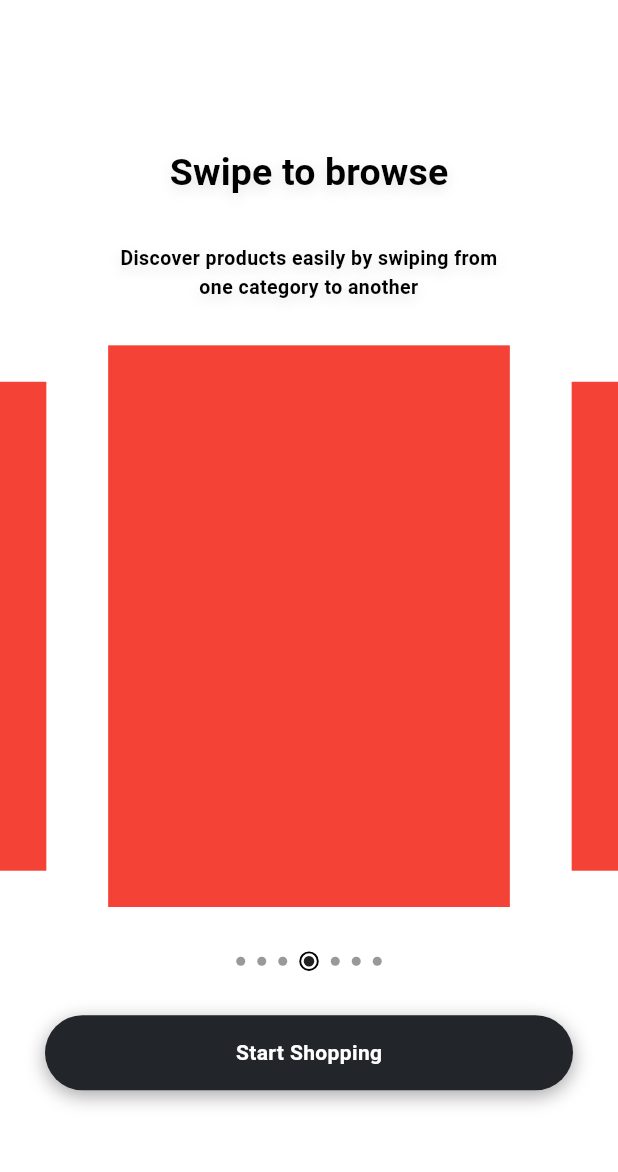
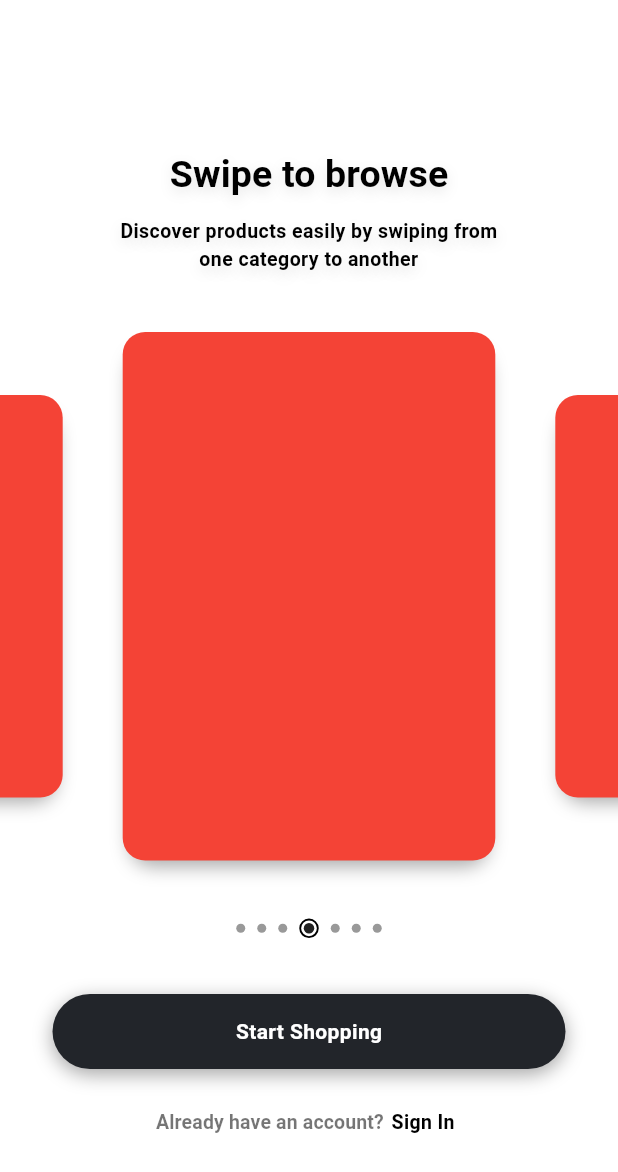
Before and after one commit to stdxpe/ecommerce-project, a Flutter app: the screen it shows after launch, after a tap on "Continue with Facebook", on a phone screen of 412 x 824 dp. Shown: the top 1172 px of the screen. Run offline on Flutter 3.47's test engine with Material 3 defaults, Android fonts, the phone set to English and light mode, and no system bars; drawn by our look-alikes of carousel_slider; our stand-ins replace google_fonts; Roboto replaces fonts that are missing (Helvetica); project files that could hold a hidden picture were left out.

Commit message:
sign in screen configuration

```diff
--- a/lib/ui/screens/onboarding_screen.dart
+++ b/lib/ui/screens/onboarding_screen.dart
@@ -1,5 +1,6 @@
 import 'package:carousel_slider/carousel_slider.dart';
 import 'package:ecommerce_project/ui/screens/sign_in_screen.dart';
+import 'package:ecommerce_project/ui/widgets/button_already_have_account.dart';
 import 'package:ecommerce_project/ui/widgets/button_main.dart';
 import 'package:ecommerce_project/ui/widgets/platform_adaptive_widgets/platform_adaptive_navigator.dart';
 import 'package:ecommerce_project/ui/widgets/switch_indexer_dots.dart';
@@ -8,7 +9,7 @@ import 'package:ecommerce_project/utilities/k_text_styles.dart';
 import 'package:flutter/material.dart';
 
 class OnboardingScreen extends StatelessWidget {
-  OnboardingScreen({super.key});
+  const OnboardingScreen({super.key});
 
   @override
   Widget build(BuildContext context) {
@@ -16,48 +17,59 @@ class OnboardingScreen extends StatelessWidget {
 
     return Scaffold(
       backgroundColor: Colors.white,
-      body: Center(
-        child: SizedBox(
-          width: size.width,
-          height: size.height * 0.8,
+      body: Padding(
+        padding: const EdgeInsets.fromLTRB(0, 80, 0, 40),
         child: Column(
-            mainAxisAlignment: MainAxisAlignment.spaceAround,
+          mainAxisAlignment: MainAxisAlignment.spaceEvenly,
           crossAxisAlignment: CrossAxisAlignment.center,
           mainAxisSize: MainAxisSize.max,
+          children: [
+            // const SizedBox(height: 60),
+            Column(
               children: [
                 Text(
                   Constants.kStringBrowseTitle,
                   style: kTitleMidSizeHelveticaDarkTextStyle,
                 ),
+                const SizedBox(height: 10),
                 Text(
                   Constants.kStringBrowseSubtitle,
                   style: kSubtitleHelveticaDarkTextStyle,
                   textAlign: TextAlign.center,
                 ),
+              ],
+            ),
+            // const SizedBox(height: 20),
             CarouselSlider.builder(
               itemCount: 15,
               options: CarouselOptions(
                 autoPlay: true,
                 enlargeCenterPage: true,
-                  viewportFraction: 0.75,
+                viewportFraction: 0.7,
                 enableInfiniteScroll: true,
                 enlargeStrategy: CenterPageEnlargeStrategy.height,
-                  aspectRatio: 1.1,
+                aspectRatio: 1.05,
                 autoPlayInterval: const Duration(seconds: 4),
                 autoPlayAnimationDuration: const Duration(milliseconds: 800),
                 autoPlayCurve: Curves.fastOutSlowIn,
-                  enlargeFactor: 0.3,
+                enlargeFactor: 0.4,
                 scrollDirection: Axis.horizontal,
               ),
               itemBuilder:
                   (BuildContext context, int itemIndex, int pageViewIndex) =>
                       Container(
+                margin: const EdgeInsetsDirectional.all(20),
                 height: size.height * 0.35,
                 width: size.width * 0.65,
+                decoration: BoxDecoration(
+                  borderRadius: BorderRadius.circular(15),
                   color: Colors.red,
+                  boxShadow: [kBoxShadowContainer],
+                ),
               ),
             ),
             const SwitchIndexerDots(listItemCount: 6, currentIndex: 3),
+            const SizedBox(height: 0),
             ButtonMain(
               onPressed: () {
                 PlatformAdaptiveNavigator().push(context, SignInScreen());
@@ -66,8 +78,12 @@ class OnboardingScreen extends StatelessWidget {
               buttonColor: const Color(0xFF22252A),
               text: Constants.kStringButtonStartShopping,
             ),
+            ButtonAlreadyHaveAccount(
+              onPressed: () {},
+              textStatic: Constants.kStringAlreadyHaveAnAccount,
+              buttonText: Constants.kStringSignIn,
+            ),
           ],
-          ),
         ),
       ),
     );
--- a/lib/ui/screens/splash_screen.dart
+++ b/lib/ui/screens/splash_screen.dart
@@ -48,6 +48,7 @@ class SplashScreen extends StatelessWidget {
             bottom: 70,
             width: size.width,
             child: Column(
+              // crossAxisAlignment: CrossAxisAlignment.center,
               children: [
                 ButtonMain(
                   text: Constants.kStringEmailButtonText,
@@ -81,7 +82,7 @@ class SplashScreen extends StatelessWidget {
             top: 50,
             right: 20,
             child: ButtonAlreadyHaveAccount(
-              function: () {},
+              onPressed: () {},
               buttonText: Constants.kStringSignIn,
             ),
           ),
--- a/lib/ui/widgets/button_already_have_account.dart
+++ b/lib/ui/widgets/button_already_have_account.dart
@@ -1,7 +1,7 @@
 import 'package:flutter/material.dart';
 
 class ButtonAlreadyHaveAccount extends StatelessWidget {
-  final Function function;
+  final Function onPressed;
   final String? textStatic;
   final String buttonText;
   final Color? textStaticColor;
@@ -9,7 +9,7 @@ class ButtonAlreadyHaveAccount extends StatelessWidget {
   final double? textSize;
 
   const ButtonAlreadyHaveAccount({
-    required this.function,
+    required this.onPressed,
     this.textStatic = '',
     required this.buttonText,
     this.textStaticColor,
@@ -28,10 +28,10 @@ class ButtonAlreadyHaveAccount extends StatelessWidget {
         Text(
           textStatic!,
           style: TextStyle(
-            color: textStaticColor ?? Colors.black87,
+            color: textStaticColor ?? Colors.black54,
             fontSize: textSize ?? 13,
             fontWeight: FontWeight.w600,
-            letterSpacing: 0.2,
+            letterSpacing: 0.1,
           ),
           textAlign: TextAlign.center,
         ),
--- a/lib/ui/widgets/button_main.dart
+++ b/lib/ui/widgets/button_main.dart
@@ -1,3 +1,4 @@
+// ignore_for_file: public_member_api_docs, sort_constructors_first
 import 'package:flutter/material.dart';
 
 class ButtonMain extends StatelessWidget {
@@ -11,10 +12,13 @@ class ButtonMain extends StatelessWidget {
   final double? width;
   final bool? useShadow;
   final double? paddingHorizontal;
+  final double? paddingLeft;
+  final double? paddingRight;
   final double? paddingVertical;
   final double? borderWidth;
 
   const ButtonMain({
+    super.key,
     required this.onPressed,
     this.text,
     this.textColor,
@@ -24,26 +28,28 @@ class ButtonMain extends StatelessWidget {
     this.height,
     this.width,
     this.useShadow = true,
-    this.paddingHorizontal,
-    this.paddingVertical,
+    this.paddingHorizontal = 35,
+    this.paddingLeft,
+    this.paddingRight,
+    this.paddingVertical = 0,
     this.borderWidth,
-    super.key,
   });
 
   @override
   Widget build(BuildContext context) {
-    Size size = MediaQuery.of(context).size;
     return InkWell(
       onTap: () {
         onPressed();
       },
       child: Padding(
-        padding: EdgeInsets.symmetric(
-          horizontal: paddingHorizontal ?? 30,
-          vertical: paddingVertical ?? 0,
+        padding: EdgeInsets.fromLTRB(
+          paddingLeft ?? paddingHorizontal!,
+          paddingVertical!,
+          paddingRight ?? paddingHorizontal!,
+          paddingVertical!,
         ),
         child: Container(
-          width: width ?? size.width,
+          width: width,
           height: height ?? 50,
           decoration: BoxDecoration(
             borderRadius: BorderRadius.circular(30),
@@ -67,6 +73,7 @@ class ButtonMain extends StatelessWidget {
             child: Row(
               mainAxisAlignment: MainAxisAlignment.center,
               crossAxisAlignment: CrossAxisAlignment.center,
+              mainAxisSize: MainAxisSize.max,
               children: [
                 if (icon != null) icon!,
                 if (icon != null && text != null) const SizedBox(width: 8),
--- a/lib/utilities/k_strings.dart
+++ b/lib/utilities/k_strings.dart
@@ -11,4 +11,5 @@ class Constants {
   static var kStringBrowseSubtitle =
       'Discover products easily by swiping from\none category to another';
   static var kStringButtonStartShopping = 'Start Shopping';
+  static var kStringSignIntoYourAccount = 'Sign into\nyour account';
 }
--- a/lib/utilities/k_text_styles.dart
+++ b/lib/utilities/k_text_styles.dart
@@ -38,6 +38,15 @@ var kSubtitleHelveticaLightTextStyle = TextStyle(
   fontWeight: FontWeight.w600,
   letterSpacing: 0.7,
 );
+
+var kTitleMidSizeHelveticaLightTextStyle = TextStyle(
+  color: Colors.white,
+  shadows: [kBoxShadowLightText],
+  fontSize: 25,
+  fontWeight: FontWeight.bold,
+  letterSpacing: 0.1,
+);
+
 var kTitleMidSizeHelveticaDarkTextStyle = TextStyle(
   color: Colors.black,
   shadows: [kBoxShadowLightText],
@@ -68,3 +77,10 @@ var kBoxShadowDarkText = BoxShadow(
   blurRadius: 10,
   offset: const Offset(0, 3.5),
 );
+
+var kBoxShadowContainer = BoxShadow(
+  color: Colors.black54.withOpacity(0.35),
+  spreadRadius: -5,
+  blurRadius: 10,
+  offset: const Offset(0, 8),
+);
```
Also changed, not shown: lib/ui/screens/sign_in_screen.dart (+90 -1 lines), lib/ui/widgets/background_blur.dart (added, +27 -0 lines), lib/ui/widgets/form_input_field.dart (added, +35 -0 lines), lib/ui/widgets/textfield_main.dart (added, +25 -0 lines). Lines whose indentation alone changed are shown as unchanged.
